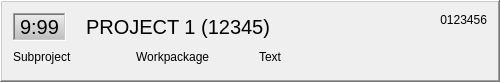
Qt form strips/timeassignmentstrip.ui (qohelet/QtZeiterfassung) before a commit.
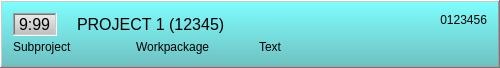
The same form after that commit.

Commit message: Strip layouts are now loaded from XML

The edit to the form file:
```diff
--- a/strips/timeassignmentstrip.ui
+++ b/strips/timeassignmentstrip.ui
@@ -1,15 +1,18 @@
 <?xml version="1.0" encoding="UTF-8"?>
 <ui version="4.0">
- <class>TimeAssignmentStrip</class>
- <widget class="QFrame" name="TimeAssignmentStrip">
+ <class>timeAssignmentStrip</class>
+ <widget class="QFrame" name="timeAssignmentStrip">
   <property name="geometry">
    <rect>
     <x>0</x>
     <y>0</y>
     <width>500</width>
-    <height>82</height>
+    <height>68</height>
    </rect>
   </property>
+  <property name="styleSheet">
+   <string notr="true">#timeAssignmentStrip { background-color: qlineargradient( x1:0 y1:0, x2:0 y2:1, stop:0 #7FFFFF, stop:1 #6FBFBF); }</string>
+  </property>
   <property name="frameShape">
    <enum>QFrame::WinPanel</enum>
   </property>
@@ -29,7 +32,7 @@
       <widget class="QLabel" name="labelTime">
        <property name="font">
         <font>
-         <pointsize>15</pointsize>
+         <pointsize>12</pointsize>
         </font>
        </property>
        <property name="styleSheet">
@@ -50,7 +53,7 @@
       <widget class="QLabel" name="labelProject">
        <property name="font">
         <font>
-         <pointsize>15</pointsize>
+         <pointsize>12</pointsize>
         </font>
        </property>
        <property name="text">
```
The commit also changes 19 other files.
